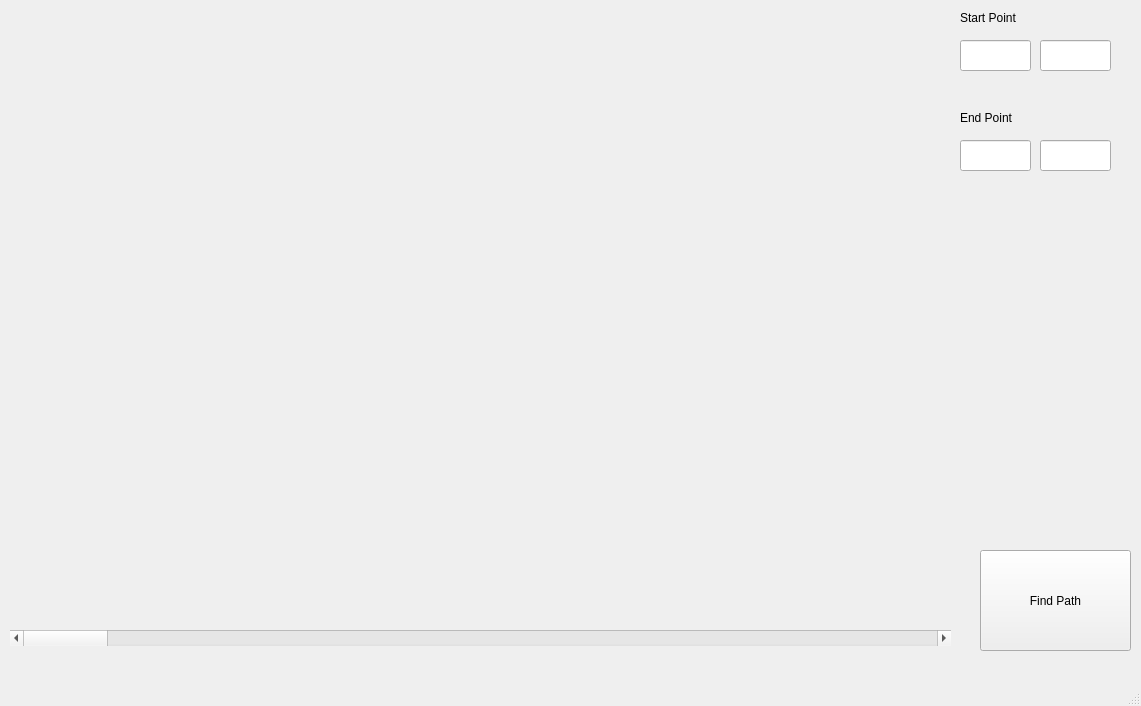
Above: ui/mainwindow.ui from denis-draca/capstone before the change. Below: the same form after it.
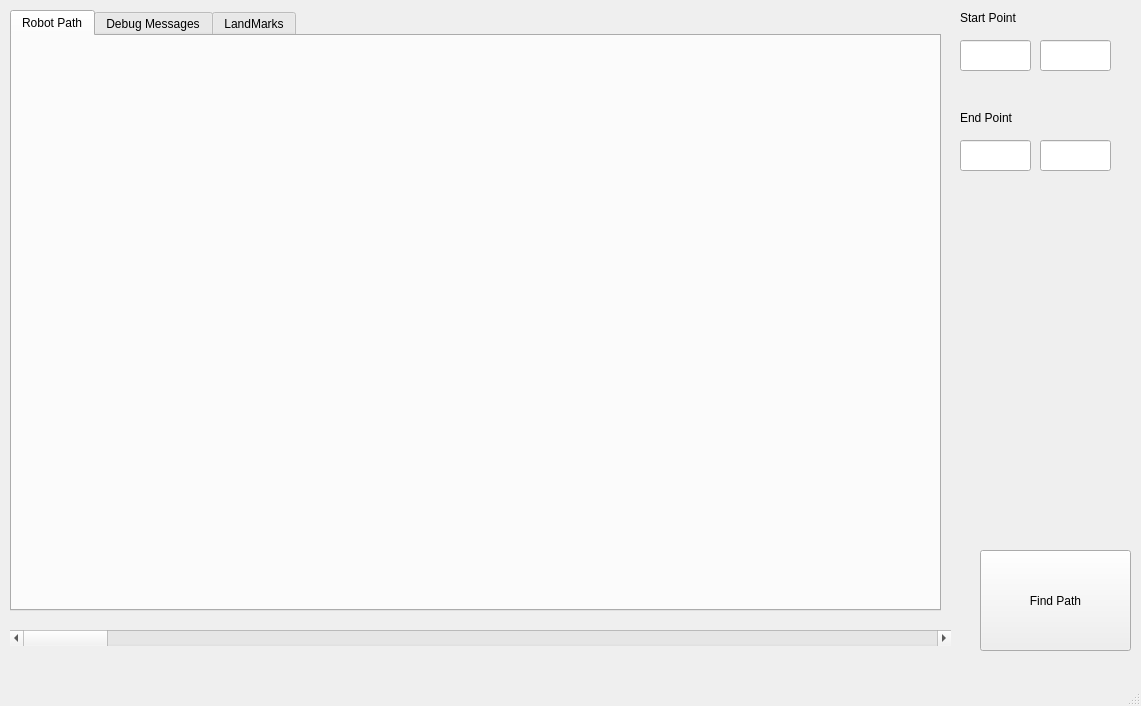
That is the form after the change. The open tabs and pages were chosen to show the change.

Commit message: fixed up path planner issue. The sort list function wasnt swapping the nodes properly and hence didnt actually sort the list

Patch:
```diff
--- a/ui/mainwindow.ui
+++ b/ui/mainwindow.ui
@@ -106,11 +106,27 @@
      <enum>Qt::Horizontal</enum>
     </property>
    </widget>
+   <widget class="QTabWidget" name="tabWidget">
+    <property name="geometry">
+     <rect>
+      <x>10</x>
+      <y>10</y>
+      <width>931</width>
+      <height>601</height>
+     </rect>
+    </property>
+    <property name="currentIndex">
+     <number>2</number>
+    </property>
+    <widget class="QWidget" name="tab">
+     <attribute name="title">
+      <string>Robot Path</string>
+     </attribute>
    <widget class="QLabel" name="img_label">
     <property name="geometry">
      <rect>
-      <x>80</x>
-      <y>100</y>
+        <x>60</x>
+        <y>70</y>
       <width>801</width>
       <height>401</height>
      </rect>
@@ -118,6 +134,18 @@
     <property name="text">
      <string/>
     </property>
+     </widget>
+    </widget>
+    <widget class="QWidget" name="tab_2">
+     <attribute name="title">
+      <string>Debug Messages</string>
+     </attribute>
+    </widget>
+    <widget class="QWidget" name="tab_3">
+     <attribute name="title">
+      <string>LandMarks</string>
+     </attribute>
+    </widget>
    </widget>
   </widget>
   <widget class="QMenuBar" name="menubar">
```
Lines whose indentation alone changed are shown as unchanged. The commit also changes 10 other files.
